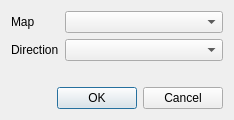
Above: forms/newmapconnectiondialog.ui from huderlem/porymap before the change. Below: the same form after it.
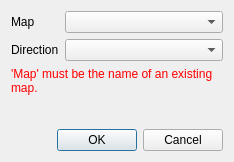
That is the form after the change. Custom widgets are drawn as their Qt base class.

The edit to the form file:
```diff
--- a/forms/newmapconnectiondialog.ui
+++ b/forms/newmapconnectiondialog.ui
@@ -7,7 +7,7 @@
     <x>0</x>
     <y>0</y>
     <width>234</width>
-    <height>120</height>
+    <height>162</height>
    </rect>
   </property>
   <property name="windowTitle">
@@ -53,7 +53,24 @@
        </widget>
       </item>
       <item row="1" column="1">
-       <widget class="NoScrollComboBox" name="comboBox_Direction"/>
+       <widget class="NoScrollComboBox" name="comboBox_Direction">
+        <property name="toolTip">
+         <string>Where the connected map should be positioned relative to the current map.</string>
+        </property>
+       </widget>
+      </item>
+      <item row="2" column="0" colspan="2">
+       <widget class="QLabel" name="label_Warning">
+        <property name="styleSheet">
+         <string notr="true">color: rgb(255, 0, 0)</string>
+        </property>
+        <property name="text">
+         <string>'Map' must be the name of an existing map.</string>
+        </property>
+        <property name="wordWrap">
+         <bool>true</bool>
+        </property>
+       </widget>
       </item>
      </layout>
     </widget>
```
Left out of the diff: 26 changed lines with no effect on the pictures.
